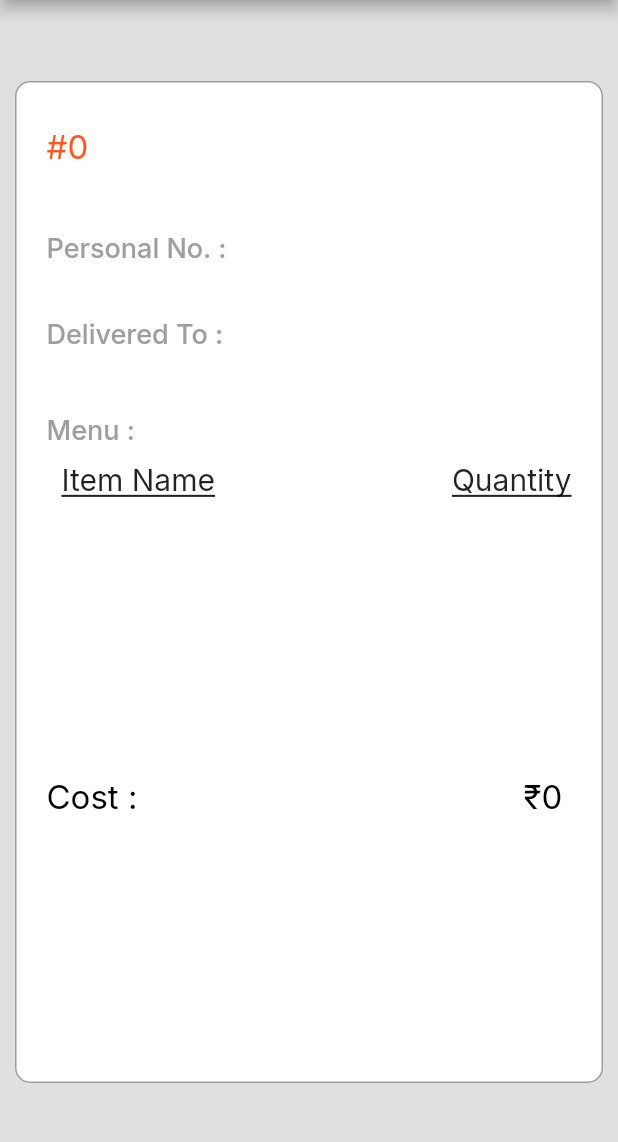
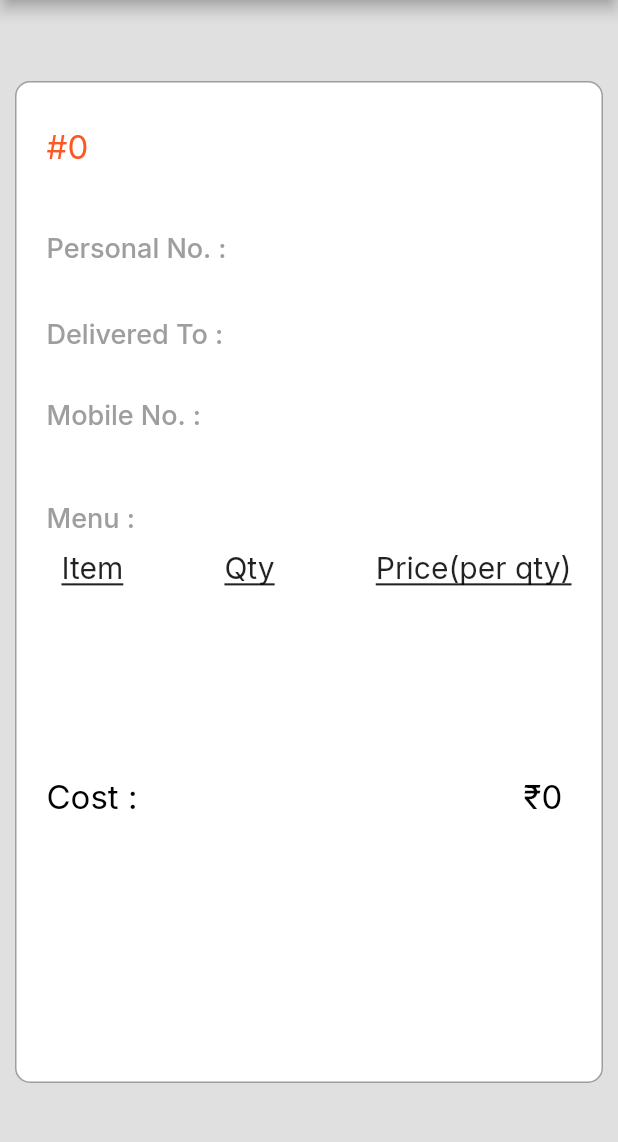
Before and after one commit to Sounmay/rcapp_final, a Flutter app: the AdminOrderDetails screen opened directly with empty values, on a phone screen of 412 x 824 dp, the part 84-1226 px from its top. Run offline on Flutter 3.47's test engine with Material 2 defaults, Android fonts, the phone set to English and light mode, and no system bars; our stand-ins replace carousel_pro, cloud_firestore, file_picker, firebase_auth, firebase_messaging, firebase_storage and 8 more; missing offline and left inert: firebase_helpers, flutter_downloader; accounts and stored records are empty; network calls fail.

Commit message:
initial commit

```diff
--- a/lib/pages/Cart.dart
+++ b/lib/pages/Cart.dart
@@ -418,7 +418,7 @@ class _ProceedAccessState extends State<ProceedAccess> {
                           title: 'Order Placed!',
                           description:
                               'Your Order has been placed and will be on its way to you shortly',
-                          url: 'assets/nigga.gif',
+                          // url: 'assets/nigga.gif',
                         ));
               },
               child: Text(
--- a/lib/pages/add_event.dart
+++ b/lib/pages/add_event.dart
@@ -85,7 +85,7 @@ class _AddEventPageState extends State<AddEventPage> {
                 title: 'Booking Requested',
                 description:
                     'Your booking request has been forwarded to the administrator. You will get a confirmation notification within 24 hours and can view your booking in the calendar',
-                url: 'assets/nigga.gif',
+                // url: 'assets/nigga.gif',
               ));
 
       // Navigator.pop(context);
--- a/lib/pages/admin_order_confirm.dart
+++ b/lib/pages/admin_order_confirm.dart
@@ -206,8 +206,12 @@ class _AdminOrderState extends State<AdminOrder> {
                                                       address: orders[index]
                                                           ["address"],
                                                       item: item[index],
-                                                      quantity:
-                                                          quantity[index])));
+                                                      quantity: quantity[index],
+                                                      mobileNumber:
+                                                          orders[index]
+                                                              ["mobileNumber"],
+                                                      price: orders[index]
+                                                          ["price"])));
                                     },
                                     child: Container(
                                       padding: EdgeInsets.symmetric(
@@ -287,7 +291,8 @@ class _AdminOrderState extends State<AdminOrder> {
 class AdminOrderData extends StatefulWidget {
   List item;
   List quantity;
-  AdminOrderData({this.item, this.quantity});
+  List price;
+  AdminOrderData({this.item, this.quantity, this.price});
   @override
   _AdminOrderDataState createState() => _AdminOrderDataState();
 }
@@ -310,6 +315,7 @@ class _AdminOrderDataState extends State<AdminOrderData> {
                   Text('${widget.item[index]} '),
                 ])),
                 Text('${widget.quantity[index]}'),
+                Text('${widget.price[index]}'),
               ],
             );
           }),
@@ -324,10 +330,12 @@ class AdminOrderDetails extends StatefulWidget {
   final String name;
   final String number;
   final String date;
+  final String mobileNumber;
   final List item;
   final List quantity;
-  AdminOrderDetails({
-    this.orderNo,
+  final List price;
+  AdminOrderDetails(
+      {this.orderNo,
       this.total,
       this.address,
       this.name,
@@ -335,7 +343,8 @@ class AdminOrderDetails extends StatefulWidget {
       this.date,
       this.item,
       this.quantity,
-  });
+      this.mobileNumber,
+      this.price});
   @override
   _AdminOrderDetailsState createState() => _AdminOrderDetailsState();
 }
@@ -454,6 +463,30 @@ class _AdminOrderDetailsState extends State<AdminOrderDetails> {
                                     ]),
                               ],
                             ),
+                            SizedBox(height: 10),
+                            Column(
+                              mainAxisAlignment: MainAxisAlignment.spaceBetween,
+                              children: <Widget>[
+                                Text(
+                                  "Mobile No. :",
+                                  style: GoogleFonts.inter(
+                                      color: Colors.grey,
+                                      fontSize: 18,
+                                      fontWeight: FontWeight.w500),
+                                ),
+                                SizedBox(height: 5),
+                                Padding(
+                                  padding: EdgeInsets.fromLTRB(10, 0, 0, 0),
+                                  child: Text(
+                                    "${widget.mobileNumber}",
+                                    style: GoogleFonts.inter(
+                                        color: Colors.black,
+                                        fontSize: 18,
+                                        fontWeight: FontWeight.w400),
+                                  ),
+                                ),
+                              ],
+                            ),
                           ],
                         ),
                         SizedBox(height: 20),
@@ -471,12 +504,17 @@ class _AdminOrderDetailsState extends State<AdminOrderDetails> {
                           child: Row(
                             mainAxisAlignment: MainAxisAlignment.spaceBetween,
                             children: <Widget>[
-                              Text('Item Name',
+                              Text('Item',
                                   style: GoogleFonts.inter(
                                       fontSize: 20,
                                       fontWeight: FontWeight.w400,
                                       decoration: TextDecoration.underline)),
-                              Text('Quantity',
+                              Text('Qty',
+                                  style: GoogleFonts.inter(
+                                      fontSize: 20,
+                                      fontWeight: FontWeight.w400,
+                                      decoration: TextDecoration.underline)),
+                              Text('Price(per qty)',
                                   style: GoogleFonts.inter(
                                       fontSize: 20,
                                       fontWeight: FontWeight.w400,
@@ -486,7 +524,9 @@ class _AdminOrderDetailsState extends State<AdminOrderDetails> {
                         ),
                         Flexible(
                           child: AdminOrderData(
-                              item: widget.item, quantity: widget.quantity),
+                              item: widget.item,
+                              quantity: widget.quantity,
+                              price: widget.price),
                         ),
                         Row(
                             mainAxisAlignment: MainAxisAlignment.spaceBetween,
--- a/lib/pages/customAlert.dart
+++ b/lib/pages/customAlert.dart
@@ -4,8 +4,8 @@ import 'package:google_fonts/google_fonts.dart';
 class CustomAlert extends StatefulWidget {
   final title;
   final description;
-  final url;
-  CustomAlert({this.title, this.description, this.url});
+  // final url;
+  CustomAlert({this.title, this.description});
   @override
   _CustomAlertState createState() => _CustomAlertState();
 }
@@ -70,7 +70,7 @@ class _CustomAlertState extends State<CustomAlert> {
           child: CircleAvatar(
             backgroundColor: Colors.orangeAccent,
             radius: 50,
-            backgroundImage: AssetImage(widget.url),
+            // backgroundImage: AssetImage(widget.url),
           ),
         )
       ],
--- a/lib/pages/previousOrder.dart
+++ b/lib/pages/previousOrder.dart
@@ -161,8 +161,11 @@ class _PreviousOrderState extends State<PreviousOrder> {
                                                     address: orders[index]
                                                         ["address"],
                                                     item: item[index],
-                                                    quantity:
-                                                        quantity[index])));
+                                                    quantity: quantity[index],
+                                                    mobileNumber: orders[index]
+                                                        ["mobileNumber"],
+                                                    price: orders[index]
+                                                        ["price"])));
                                   },
                                   child: Container(
                                     child: Text('Know More',
@@ -190,7 +193,8 @@ class _PreviousOrderState extends State<PreviousOrder> {
 class OrderData extends StatefulWidget {
   List item;
   List quantity;
-  OrderData({this.item, this.quantity});
+  List price;
+  OrderData({this.item, this.quantity, this.price});
   @override
   _OrderDataState createState() => _OrderDataState();
 }
@@ -213,6 +217,7 @@ class _OrderDataState extends State<OrderData> {
                   Text('${widget.item[index]} '),
                 ])),
                 Text('${widget.quantity[index]}'),
+                Text('${widget.price[index]}')
               ],
             );
           }),
@@ -229,6 +234,8 @@ class PreviousOrderDetails extends StatefulWidget {
   final String date;
   final List item;
   final List quantity;
+  final String mobileNumber;
+  final List price;
   PreviousOrderDetails(
       {this.orderNo,
       this.total,
@@ -237,7 +244,9 @@ class PreviousOrderDetails extends StatefulWidget {
       this.number,
       this.date,
       this.item,
-      this.quantity});
+      this.quantity,
+      this.mobileNumber,
+      this.price});
   @override
   _PreviousOrderDetailsState createState() => _PreviousOrderDetailsState();
 }
@@ -356,6 +365,29 @@ class _PreviousOrderDetailsState extends State<PreviousOrderDetails> {
                                     ]),
                               ],
                             ),
+                            Column(
+                              mainAxisAlignment: MainAxisAlignment.spaceBetween,
+                              children: <Widget>[
+                                Text(
+                                  "Mobile No. :",
+                                  style: GoogleFonts.inter(
+                                      color: Colors.grey,
+                                      fontSize: 18,
+                                      fontWeight: FontWeight.w500),
+                                ),
+                                SizedBox(height: 5),
+                                Padding(
+                                  padding: EdgeInsets.fromLTRB(10, 0, 0, 0),
+                                  child: Text(
+                                    "${widget.mobileNumber}",
+                                    style: GoogleFonts.inter(
+                                        color: Colors.black,
+                                        fontSize: 18,
+                                        fontWeight: FontWeight.w400),
+                                  ),
+                                ),
+                              ],
+                            ),
                           ],
                         ),
                         SizedBox(height: 20),
@@ -373,12 +405,17 @@ class _PreviousOrderDetailsState extends State<PreviousOrderDetails> {
                           child: Row(
                             mainAxisAlignment: MainAxisAlignment.spaceBetween,
                             children: <Widget>[
-                              Text('Item Name',
+                              Text('Item ',
                                   style: GoogleFonts.inter(
                                       fontSize: 20,
                                       fontWeight: FontWeight.w400,
                                       decoration: TextDecoration.underline)),
-                              Text('Quantity',
+                              Text('Qty',
+                                  style: GoogleFonts.inter(
+                                      fontSize: 20,
+                                      fontWeight: FontWeight.w400,
+                                      decoration: TextDecoration.underline)),
+                              Text('Price(per qty)',
                                   style: GoogleFonts.inter(
                                       fontSize: 20,
                                       fontWeight: FontWeight.w400,
@@ -388,7 +425,9 @@ class _PreviousOrderDetailsState extends State<PreviousOrderDetails> {
                         ),
                         Flexible(
                           child: OrderData(
-                              item: widget.item, quantity: widget.quantity),
+                              item: widget.item,
+                              quantity: widget.quantity,
+                              price: widget.price),
                         ),
                         Row(
                             mainAxisAlignment: MainAxisAlignment.spaceBetween,
```
Also changed, not shown: lib/pages/Home.dart (+1 -10 lines), lib/pages/address.dart (+29 -9 lines), lib/pages/confirmOrder.dart (+9 -8 lines). Lines whose indentation alone changed are shown as unchanged.
